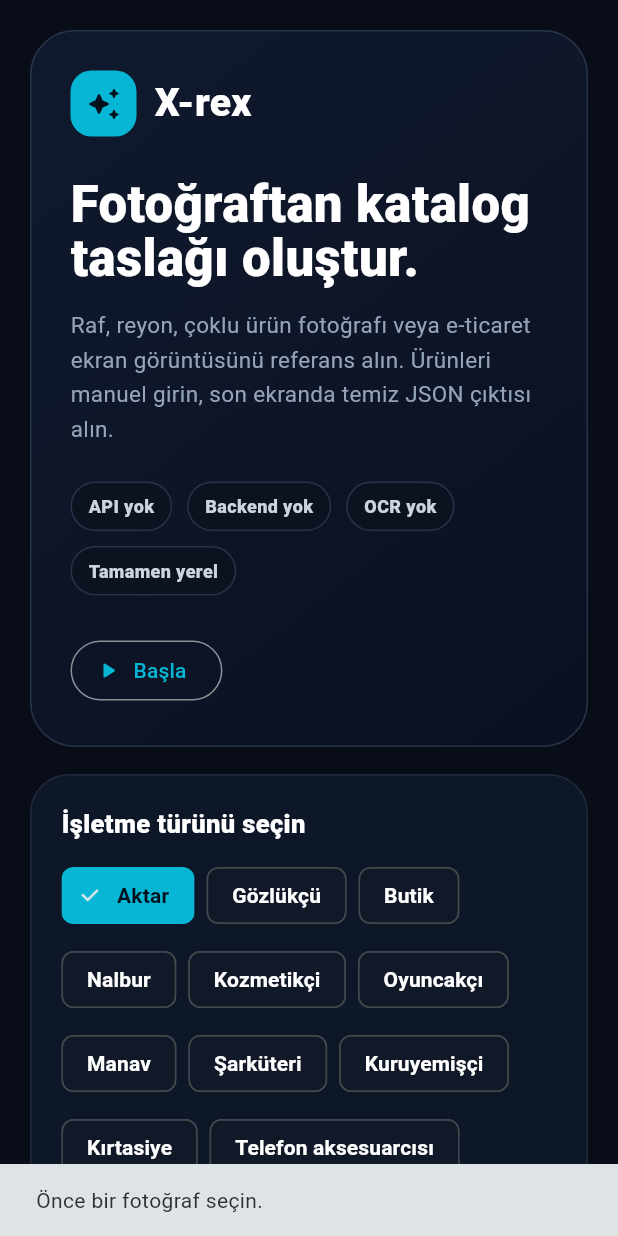
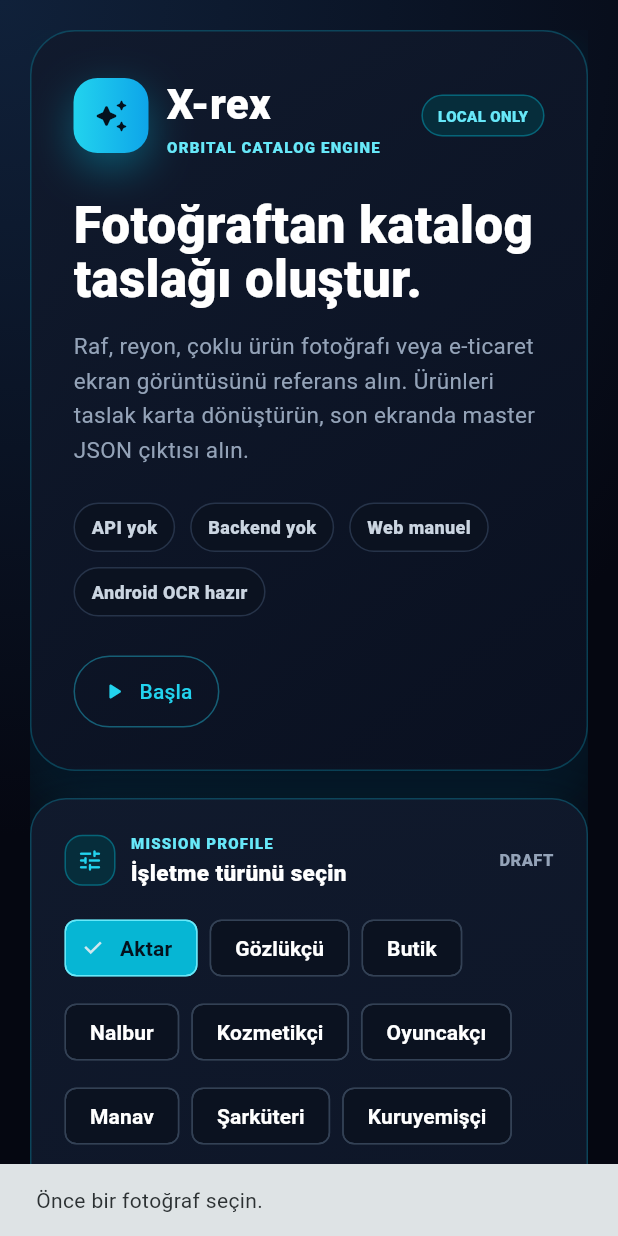
Before and after one commit to xpodiumyours/xrex_catalog, a Flutter app: the screen it shows after launch, after a tap on "Başla", on a phone screen of 412 x 824 dp. Run offline on Flutter 3.47's test engine with Material 3 defaults, Android fonts, the phone set to English and light mode, and no system bars; our stand-ins replace file_picker; missing offline and left inert: google_mlkit_text_recognition; Roboto replaces fonts that are missing (Arial).

Commit message:
Upgrade home screen orbital glass UI

```diff
--- a/lib/screens/xrex_home_screen.dart
+++ b/lib/screens/xrex_home_screen.dart
@@ -5,6 +5,7 @@ import 'package:flutter/material.dart';
 import '../models/xrex_catalog_session.dart';
 import '../screens/xrex_import_screen.dart';
 import '../widgets/photo_picker_zone.dart';
+import '../widgets/xrex_glass_panel.dart';
 
 class XRexHomeScreen extends StatefulWidget {
   const XRexHomeScreen({super.key});
@@ -104,7 +105,15 @@ class _XRexHomeScreenState extends State<XRexHomeScreen> {
   @override
   Widget build(BuildContext context) {
     return Scaffold(
-      body: SafeArea(
+      body: Container(
+        decoration: const BoxDecoration(
+          gradient: RadialGradient(
+            center: Alignment.topLeft,
+            radius: 1.35,
+            colors: [Color(0xFF10213A), Color(0xFF050711)],
+          ),
+        ),
+        child: SafeArea(
           child: LayoutBuilder(
             builder: (context, constraints) {
               final isWide = constraints.maxWidth >= 900;
@@ -137,30 +146,25 @@ class _XRexHomeScreenState extends State<XRexHomeScreen> {
             },
           ),
         ),
+      ),
     );
   }
 
   Widget _setupPanel() {
-    return Container(
-      padding: const EdgeInsets.all(20),
-      decoration: BoxDecoration(
-        color: const Color(0xFF0E1728),
-        borderRadius: BorderRadius.circular(26),
-        border: Border.all(color: const Color(0xFF1F2A3D)),
-      ),
+    return XRexGlassPanel(
+      padding: const EdgeInsets.all(22),
+      strongGlow: true,
       child: Column(
         crossAxisAlignment: CrossAxisAlignment.start,
         mainAxisSize: MainAxisSize.min,
         children: [
-          const Text(
-            'İşletme türünü seçin',
-            style: TextStyle(
-              fontSize: 17,
-              fontWeight: FontWeight.w900,
-              color: Colors.white,
+          const XRexSectionHeader(
+            icon: Icons.tune_rounded,
+            eyebrow: 'MISSION PROFILE',
+            title: 'İşletme türünü seçin',
+            trailing: 'DRAFT',
           ),
-          ),
-          const SizedBox(height: 12),
+          const SizedBox(height: 16),
           Wrap(
             spacing: 8,
             runSpacing: 8,
@@ -174,6 +178,13 @@ class _XRexHomeScreenState extends State<XRexHomeScreen> {
                       setState(() => selectedBusinessType = type);
                     },
                     selectedColor: const Color(0xFF06B6D4),
+                    backgroundColor: const Color(0xFF0B1220),
+                    side: BorderSide(
+                      color:
+                          selected
+                              ? const Color(0xFF67E8F9)
+                              : const Color(0xFF334155),
+                    ),
                     labelStyle: TextStyle(
                       color: selected ? const Color(0xFF04111D) : Colors.white,
                       fontWeight: FontWeight.w700,
@@ -224,17 +235,10 @@ class _HeroPanel extends StatelessWidget {
 
   @override
   Widget build(BuildContext context) {
-    return Container(
-      padding: const EdgeInsets.all(26),
-      decoration: BoxDecoration(
-        gradient: const LinearGradient(
-          colors: [Color(0xFF101A2E), Color(0xFF0B1020)],
-          begin: Alignment.topLeft,
-          end: Alignment.bottomRight,
-        ),
-        borderRadius: BorderRadius.circular(30),
-        border: Border.all(color: const Color(0xFF263349)),
-      ),
+    return XRexGlassPanel(
+      padding: const EdgeInsets.all(28),
+      radius: 30,
+      strongGlow: true,
       child: Column(
         crossAxisAlignment: CrossAxisAlignment.start,
         mainAxisSize: MainAxisSize.min,
@@ -242,11 +246,20 @@ class _HeroPanel extends StatelessWidget {
           Row(
             children: [
               Container(
-                width: 44,
-                height: 44,
+                width: 50,
+                height: 50,
                 decoration: BoxDecoration(
-                  color: const Color(0xFF06B6D4),
-                  borderRadius: BorderRadius.circular(14),
+                  gradient: const LinearGradient(
+                    colors: [Color(0xFF22D3EE), Color(0xFF0EA5E9)],
+                  ),
+                  borderRadius: BorderRadius.circular(16),
+                  boxShadow: const [
+                    BoxShadow(
+                      color: Color(0x6606B6D4),
+                      blurRadius: 24,
+                      offset: Offset(0, 10),
+                    ),
+                  ],
                 ),
                 child: const Icon(
                   Icons.auto_awesome_rounded,
@@ -254,12 +267,47 @@ class _HeroPanel extends StatelessWidget {
                 ),
               ),
               const SizedBox(width: 12),
-              const Text(
+              const Column(
+                crossAxisAlignment: CrossAxisAlignment.start,
+                children: [
+                  Text(
                     'X-rex',
                     style: TextStyle(
-                  fontSize: 26,
+                      fontSize: 28,
                       fontWeight: FontWeight.w900,
                       color: Colors.white,
+                    ),
+                  ),
+                  SizedBox(height: 2),
+                  Text(
+                    'ORBITAL CATALOG ENGINE',
+                    style: TextStyle(
+                      fontSize: 10,
+                      fontWeight: FontWeight.w900,
+                      color: Color(0xFF67E8F9),
+                      letterSpacing: 0.8,
+                    ),
+                  ),
+                ],
+              ),
+              const Spacer(),
+              Container(
+                padding: const EdgeInsets.symmetric(
+                  horizontal: 10,
+                  vertical: 6,
+                ),
+                decoration: BoxDecoration(
+                  color: const Color(0xFF062D3B),
+                  borderRadius: BorderRadius.circular(999),
+                  border: Border.all(color: const Color(0x6606B6D4)),
+                ),
+                child: const Text(
+                  'LOCAL ONLY',
+                  style: TextStyle(
+                    color: Color(0xFF67E8F9),
+                    fontSize: 10,
+                    fontWeight: FontWeight.w900,
+                  ),
                 ),
               ),
             ],
@@ -276,7 +324,7 @@ class _HeroPanel extends StatelessWidget {
           ),
           const SizedBox(height: 14),
           const Text(
-            'Raf, reyon, çoklu ürün fotoğrafı veya e-ticaret ekran görüntüsünü referans alın. Ürünleri manuel girin, son ekranda temiz JSON çıktısı alın.',
+            'Raf, reyon, çoklu ürün fotoğrafı veya e-ticaret ekran görüntüsünü referans alın. Ürünleri taslak karta dönüştürün, son ekranda master JSON çıktısı alın.',
             style: TextStyle(
               fontSize: 15,
               height: 1.55,
@@ -290,8 +338,8 @@ class _HeroPanel extends StatelessWidget {
             children: [
               _RuleChip(label: 'API yok'),
               _RuleChip(label: 'Backend yok'),
-              _RuleChip(label: 'OCR yok'),
-              _RuleChip(label: 'Tamamen yerel'),
+              _RuleChip(label: 'Web manuel'),
+              _RuleChip(label: 'Android OCR hazır'),
             ],
           ),
           const SizedBox(height: 26),
@@ -299,6 +347,11 @@ class _HeroPanel extends StatelessWidget {
             onPressed: onStart,
             icon: const Icon(Icons.play_arrow_rounded),
             label: const Text('Başla'),
+            style: OutlinedButton.styleFrom(
+              foregroundColor: const Color(0xFF22D3EE),
+              side: const BorderSide(color: Color(0xFF155E75)),
+              padding: const EdgeInsets.symmetric(horizontal: 18, vertical: 14),
+            ),
           ),
         ],
       ),
--- a/lib/widgets/photo_picker_zone.dart
+++ b/lib/widgets/photo_picker_zone.dart
@@ -1,4 +1,6 @@
 import 'package:flutter/material.dart';
+
+import 'xrex_glass_panel.dart';
 
 class PhotoPickerZone extends StatelessWidget {
   final VoidCallback onPick;
@@ -15,44 +17,27 @@ class PhotoPickerZone extends StatelessWidget {
     return InkWell(
       onTap: onPick,
       borderRadius: BorderRadius.circular(22),
-      child: Container(
-        width: double.infinity,
+      child: XRexGlassPanel(
         padding: const EdgeInsets.all(22),
-        decoration: BoxDecoration(
-          color: const Color(0xFF0E1728),
-          borderRadius: BorderRadius.circular(22),
-          border: Border.all(color: const Color(0xFF1F2A3D)),
-          boxShadow: const [
-            BoxShadow(
-              color: Color(0x3306B6D4),
-              blurRadius: 24,
-              offset: Offset(0, 12),
-            ),
-          ],
-        ),
+        accentColor:
+            hasImage ? const Color(0xFF22C55E) : const Color(0xFF06B6D4),
+        strongGlow: hasImage,
         child: Column(
           crossAxisAlignment: CrossAxisAlignment.start,
           children: [
-            Icon(
-              hasImage
-                  ? Icons.check_circle_outline_rounded
-                  : Icons.add_photo_alternate_outlined,
-              color:
-                  hasImage ? const Color(0xFF22C55E) : const Color(0xFF06B6D4),
-              size: 30,
+            XRexSectionHeader(
+              icon:
+                  hasImage
+                      ? Icons.check_circle_outline_rounded
+                      : Icons.add_photo_alternate_outlined,
+              eyebrow: 'SOURCE INPUT',
+              title:
+                  hasImage
+                      ? 'Fotoğraf seçildi'
+                      : 'Fotoğraf veya ekran görüntüsü seç',
+              trailing: hasImage ? 'READY' : 'LOCAL',
             ),
             const SizedBox(height: 14),
-            Text(
-              hasImage
-                  ? 'Fotoğraf seçildi'
-                  : 'Fotoğraf veya ekran görüntüsü seç',
-              style: const TextStyle(
-                fontSize: 18,
-                fontWeight: FontWeight.w800,
-                color: Colors.white,
-              ),
-            ),
-            const SizedBox(height: 8),
             const Text(
               'Raf, reyon, çoklu ürün fotoğrafı veya e-ticaret ekran görüntüsü kullanabilirsiniz.',
               style: TextStyle(
```
Lines whose indentation alone changed are shown as unchanged.
